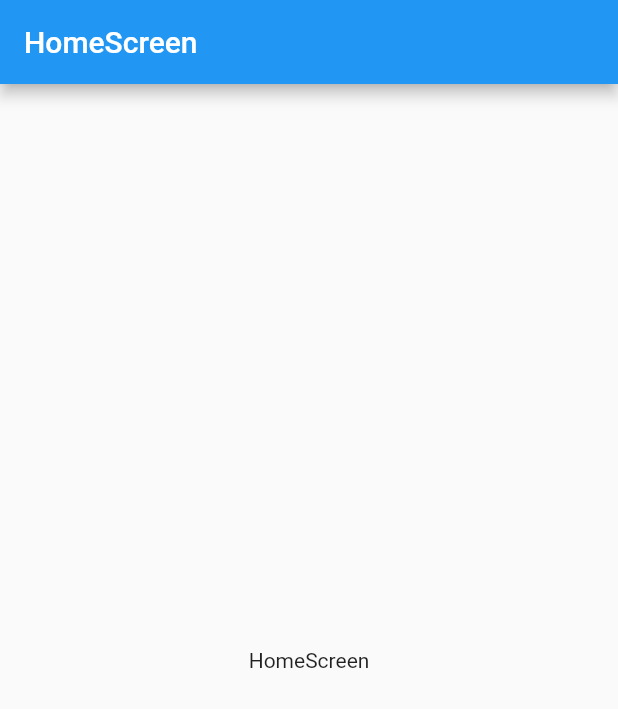
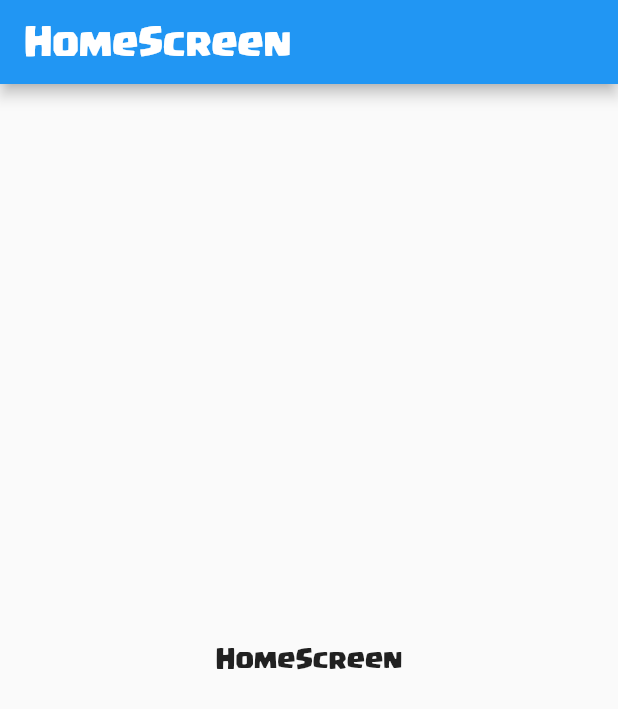
Before and after one commit to zyllus17/clash_of_clans_ui, a Flutter app: the screen it shows after launch, on a phone screen of 412 x 824 dp. Shown: the top 709 px of the screen. Run offline on Flutter 3.47's test engine with Material 2 defaults, Android fonts, the phone set to English and light mode, and no system bars.

Commit message:
start here

```diff
--- a/lib/main.dart
+++ b/lib/main.dart
@@ -8,9 +8,10 @@ class MyApp extends StatelessWidget {
 
   @override
   Widget build(BuildContext context) {
-    return const MaterialApp(
+    return MaterialApp(
       title: 'Material App',
-      home: HomeScreen(),
+      theme: ThemeData(fontFamily: 'Supercell'),
+      home: const HomeScreen(),
     );
   }
 }
```
Also changed, not shown: pubspec.yaml (+9 -9 lines), assets/fonts/supercell-magic-webfont.ttf (added), assets/images/banner.png (added), assets/images/icons/attack.png (added), assets/images/icons/dps.png (added), assets/images/icons/elixir.png (added), assets/images/icons/hitpoints.png (added), assets/images/icons/level.png (added), assets/images/models/Baby_Dragon.png (added), assets/images/models/Balloon.png (added), assets/images/models/Barbarian.png (added), assets/images/models/Dragon.png (added), 1 other file.
